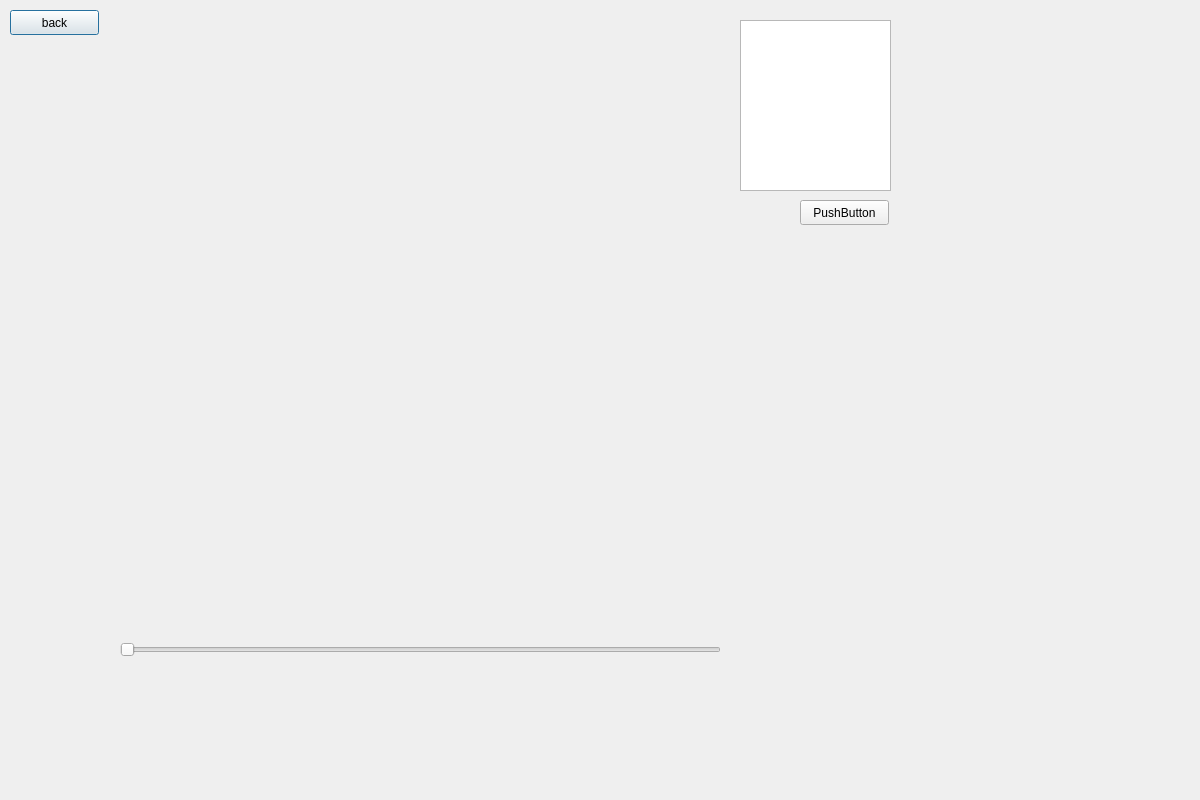
Above: windows/playground-window.ui from MatusStas/FourierTransform before the change. Below: the same form after it.
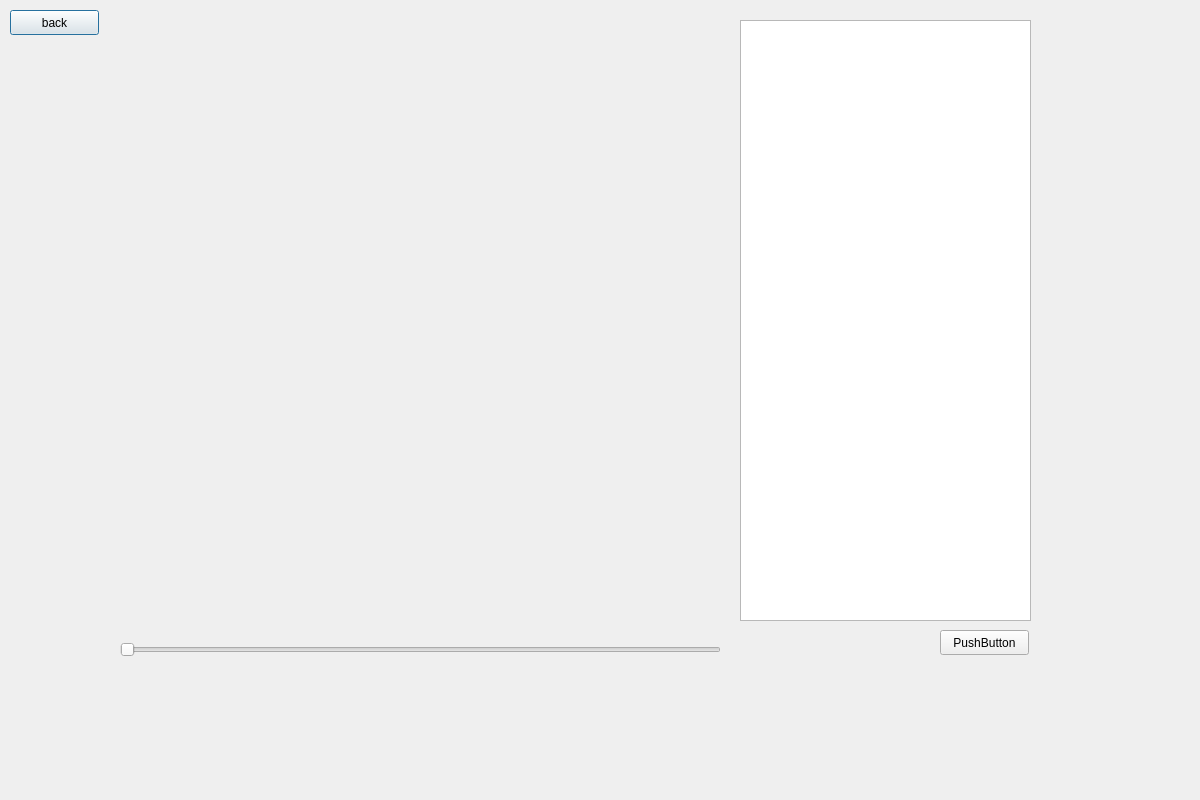
That is the form after the change. Custom widgets are drawn as their Qt base class.

Commit message: added slider feature, improved efficiency

```diff
--- a/windows/playground-window.ui
+++ b/windows/playground-window.ui
@@ -57,16 +57,16 @@
     <rect>
      <x>740</x>
      <y>20</y>
-     <width>151</width>
-     <height>171</height>
+     <width>291</width>
+     <height>601</height>
     </rect>
    </property>
   </widget>
   <widget class="QPushButton" name="pushButton_2">
    <property name="geometry">
     <rect>
-     <x>800</x>
-     <y>200</y>
+     <x>940</x>
+     <y>630</y>
      <width>89</width>
      <height>25</height>
     </rect>
```
Left out of the diff: 5 changed lines with no effect on the pictures. The commit also changes 3 other files.
